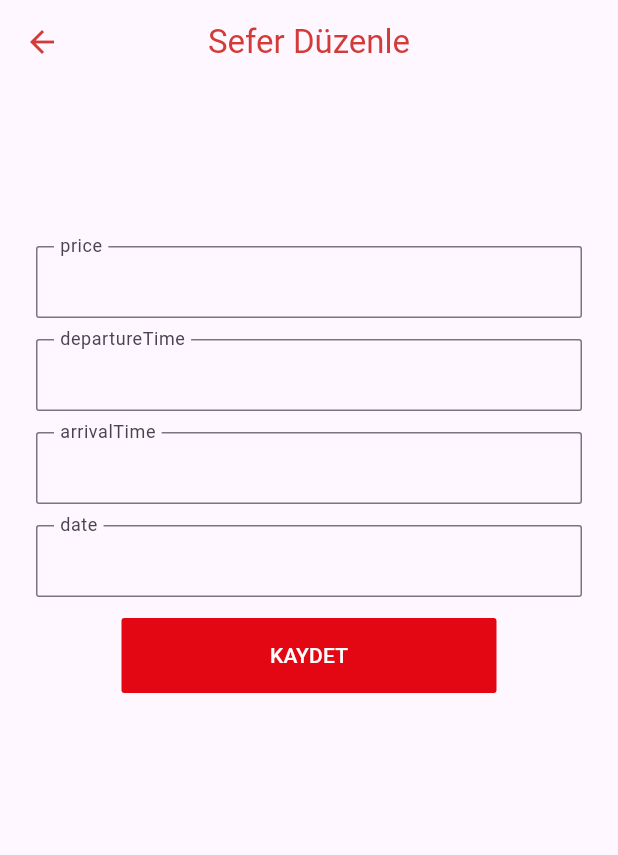
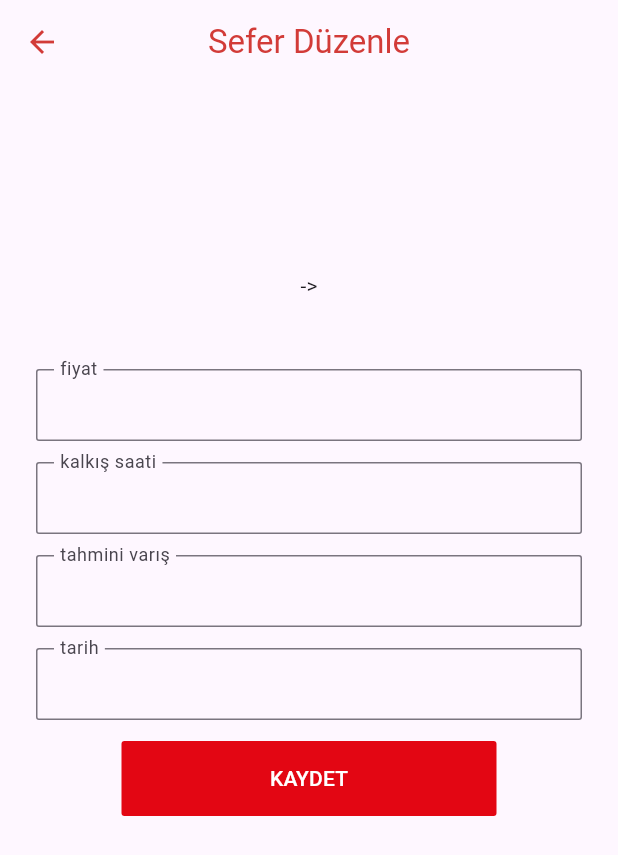
Before and after one commit to fatihkosecakmak/kosecakmak-tourism, a Flutter app: the TripDetail screen opened directly with empty values, on a phone screen of 412 x 824 dp. Shown: the top 855 px of the screen. Run offline on Flutter 3.47's test engine with Material 3 defaults, Android fonts, the phone set to English and light mode, and no system bars; our stand-ins replace cloud_firestore, firebase_auth, firebase_core, flutter_bloc, shared_preferences; missing offline and left inert: dart:ffi; accounts and stored records are empty.

Commit message:
project revised

```diff
--- a/pamukkale_admin/lib/ui/add_trip.dart
+++ b/pamukkale_admin/lib/ui/add_trip.dart
@@ -77,7 +77,7 @@ class _AddTripState extends State<AddTrip> {
 
             ),
             InputText(hintText: "25", labelText: "Koltuk Sayısı", ObscureText: false, controller: totalSeatsController,enabled: true,),
-            InputText(hintText: "8:35", labelText: "Varış Saati", ObscureText: false, controller: arrivalTimeController,enabled: true),
+            InputText(hintText: "4:30", labelText: "Tahmini Varış Saati", ObscureText: false, controller: arrivalTimeController,enabled: true),
             InputText(hintText: "15:00", labelText: "Kalkış saati", ObscureText: false, controller: departureTimeController,enabled: true),
             TextButton(
                 style: TextButton.styleFrom(minimumSize: const Size(250, 50),backgroundColor: const Color(0xffE30613),shape: RoundedRectangleBorder(borderRadius: BorderRadiusDirectional.circular(2))),
--- a/pamukkale_admin/lib/ui/cubits/add_trip_cubit.dart
+++ b/pamukkale_admin/lib/ui/cubits/add_trip_cubit.dart
@@ -40,7 +40,7 @@ class AddTripCubit extends Cubit<void>{
 
     String docId = docRef.id;
 
-    await docRef.update({"docId": docId});
+    await docRef.update({"doc_id": docId});
 
     CollectionReference seatsCollection = docRef.collection('seats');
 
@@ -51,5 +51,6 @@ class AddTripCubit extends Cubit<void>{
         "status": "available",
       });
     }
+    print(add.toString());
   }
 }
--- a/pamukkale_admin/lib/ui/cubits/panel_cubit.dart
+++ b/pamukkale_admin/lib/ui/cubits/panel_cubit.dart
@@ -37,6 +37,7 @@ class PanelCubit extends Cubit<PanelState>{
     });
   }
   Future<void> deleteTravel(String docId)async {
-    tripCollection.doc(docId).delete();
+    print(docId);
+   tripCollection.doc(docId).delete();
   }
 }
--- a/pamukkale_admin/lib/ui/trip_detail.dart
+++ b/pamukkale_admin/lib/ui/trip_detail.dart
@@ -27,10 +27,15 @@ class _TripDetailState extends State<TripDetail> {
           child: Column(
             children: [
               SizedBox(height: 100,),
-              InputText(hintText: widget.response.price, labelText: "price",controller: priceController,enabled: true,ObscureText: false),
-              InputText(hintText: widget.response.departureTime, labelText: "departureTime",controller: departureTimeController,enabled: true,ObscureText: false),
-              InputText(hintText: widget.response.arrivalTime, labelText: "arrivalTime",controller: arrivalTimeController,enabled: true,ObscureText: false),
-              InputText(hintText: widget.response.date, labelText: "date",controller: dateController,enabled: true,ObscureText: false),
+              Padding(
+                padding: const EdgeInsets.all(16.0),
+                child: Text("${widget.response.departure} -> ${widget.response.arrival}"),
+              ),
+              SizedBox(height: 30,),
+              InputText(hintText: widget.response.price, labelText: "fiyat",controller: priceController,enabled: true,ObscureText: false),
+              InputText(hintText: widget.response.departureTime, labelText: "kalkış saati",controller: departureTimeController,enabled: true,ObscureText: false),
+              InputText(hintText: widget.response.arrivalTime, labelText: "tahmini varış",controller: arrivalTimeController,enabled: true,ObscureText: false),
+              InputText(hintText: widget.response.date, labelText: "tarih",controller: dateController,enabled: true,ObscureText: false),
 
               TextButton(
                   style: TextButton.styleFrom(minimumSize: const Size(250, 50),backgroundColor: const Color(0xffE30613),shape: RoundedRectangleBorder(borderRadius: BorderRadiusDirectional.circular(2))),
```
Also changed, not shown: pamukkale_admin/pubspec.lock.
